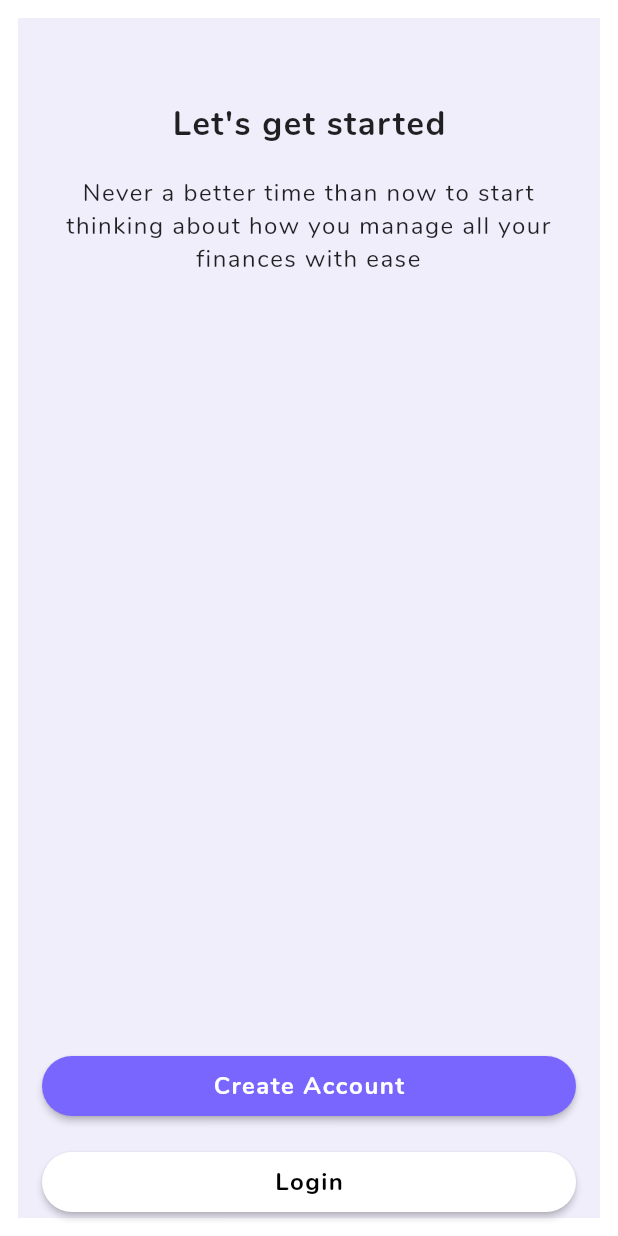
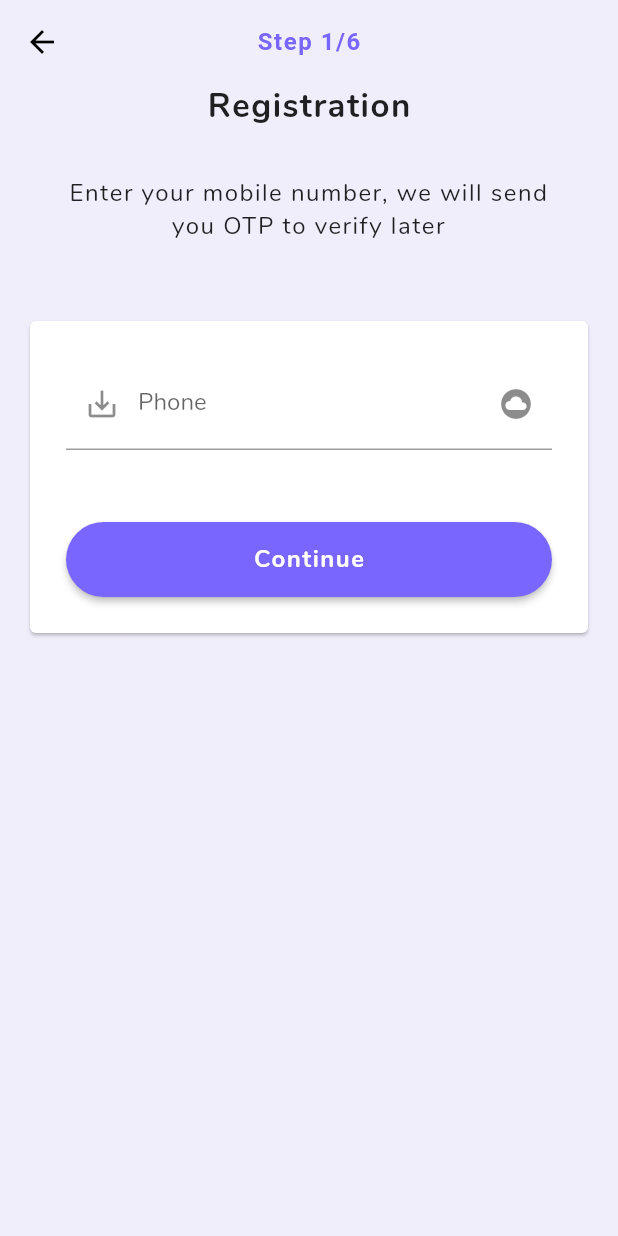
Before and after one commit to maugustosemperfi/personal_finance, a Flutter app: the screen it shows after launch, after a tap on "Create Account", on a phone screen of 412 x 824 dp. Run offline on Flutter 3.47's test engine with Material 2 defaults, Android fonts, the phone set to English and light mode, and no system bars.

Commit message:
[FEATURE] Criando tela de registro
- Tela de registro apenas com UI
- Falta um componente para colocar as telas no devido container

```diff
--- a/lib/routes/routes.dart
+++ b/lib/routes/routes.dart
@@ -1,11 +1,16 @@
 import 'package:flutter/material.dart';
 import 'slide_right_route.dart';
 import 'package:personal_finance/screens/login/login_screen.dart';
+import 'package:personal_finance/screens/register/registration_screen.dart';
 
 class AppRoutes {
   static routeSettings(RouteSettings routeSettings) {
     if (routeSettings.name == '/login') {
       return SlideRightRoute(widget: LoginScreen());
     }
+
+    if (routeSettings.name == '/registration') {
+      return SlideRightRoute(widget: RegistrationScreen());
+    }
   }
 }
--- a/lib/screens/login/login_screen.dart
+++ b/lib/screens/login/login_screen.dart
@@ -39,7 +39,9 @@ class _LoginScreenState extends State<LoginScreen> {
                       padding: EdgeInsets.all(16.0),
                       child: RaisedButton(
                         child: Text("Create Account"),
-                        onPressed: () => {},
+                        onPressed: () {
+                          Navigator.pushNamed(context, '/registration');
+                        },
                       ),
                     )),
                   )
--- /dev/null
+++ b/lib/screens/register/registration_screen.dart
@@ -0,0 +1,79 @@
+import 'package:flutter/material.dart';
+import 'package:personal_finance/theme/text_themes.dart';
+import 'package:personal_finance/theme/icon_themes.dart';
+
+class RegistrationScreen extends StatefulWidget {
+  _RegistrationScreenState createState() => _RegistrationScreenState();
+}
+
+class _RegistrationScreenState extends State<RegistrationScreen> {
+  @override
+  Widget build(BuildContext context) {
+    return Container(
+      child: Scaffold(
+        appBar: AppBar(
+          backgroundColor: Colors.transparent,
+          elevation: 0.0,
+          title: Text("Step 1/6"),
+          centerTitle: true,
+          iconTheme: IconThemes.getAppBarPrimary(context),
+          textTheme: TextThemes.getAppBarPrimary(context),
+        ),
+        body: Center(
+          child: Column(
+            mainAxisAlignment: MainAxisAlignment.start,
+            children: <Widget>[
+              Text(
+                "Registration",
+                style: TextThemes.getTitleStyle(),
+              ),
+              Container(
+                padding: EdgeInsets.all(32.0),
+                child: Text(
+                  "Enter your mobile number, we will send you OTP to verify later",
+                  textAlign: TextAlign.center,
+                ),
+              ),
+              Container(
+                padding: EdgeInsets.all(16.0),
+                child: Card(
+                  child: Column(
+                    children: <Widget>[
+                      Container(
+                        padding: EdgeInsets.all(24.0),
+                        child: TextFormField(
+                          decoration: InputDecoration(
+                              prefixIcon: Icon(IconData(0xe551,
+                                  fontFamily: "MaterialIcons")),
+                              labelText: "Phone",
+                              suffixIcon: Icon(IconData(0xe86c,
+                                  fontFamily: "MaterialIcons"))),
+                        ),
+                      ),
+                      Container(
+                          padding: EdgeInsets.all(24.0),
+                          child: Row(
+                            children: <Widget>[
+                              Container(
+                                child: Expanded(
+                                  child: RaisedButton(
+                                    child: Text("Continue"),
+                                    onPressed: () {
+                                      Navigator.pushNamed(context, '/verification');
+                                    },
+                                  ),
+                                ),
+                              )
+                            ],
+                          ))
+                    ],
+                  ),
+                ),
+              )
+            ],
+          ),
+        ),
+      ),
+    );
+  }
+}
--- /dev/null
+++ b/lib/theme/icon_themes.dart
@@ -0,0 +1,9 @@
+import 'package:flutter/material.dart';
+
+class IconThemes {
+  static getAppBarPrimary(BuildContext context) {
+    return IconThemeData(
+      color: Colors.black
+    );
+  }
+}
--- a/lib/theme/main_theme.dart
+++ b/lib/theme/main_theme.dart
@@ -10,7 +10,7 @@ class MainTheme {
         buttonTheme: ButtonThemeData(
             textTheme: ButtonTextTheme.primary,
             buttonColor: Color.fromRGBO(121, 102, 255, 1.0),
-            height: 40.0,
+            height: 50.0,
             shape: RoundedRectangleBorder(
                 borderRadius: BorderRadius.circular(30.0))),
         fontFamily: 'Nunito',
--- /dev/null
+++ b/lib/theme/text_themes.dart
@@ -0,0 +1,13 @@
+import 'package:flutter/material.dart';
+
+class TextThemes {
+  static getAppBarPrimary(BuildContext context) {
+    return TextTheme(
+      title: TextStyle(fontSize: 16.0, letterSpacing: 1.0, color: Theme.of(context).primaryColor, fontWeight: FontWeight.bold)
+    );
+  }
+
+  static getTitleStyle() {
+    return TextStyle(fontSize: 22.0, fontWeight: FontWeight.bold);
+  }
+}
```
